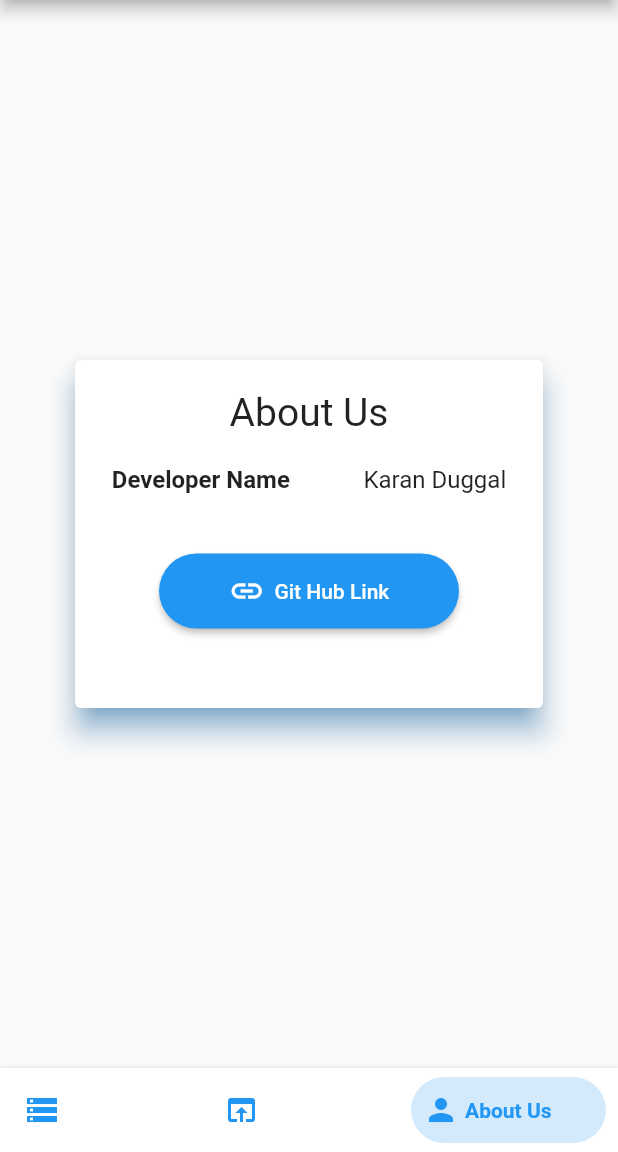
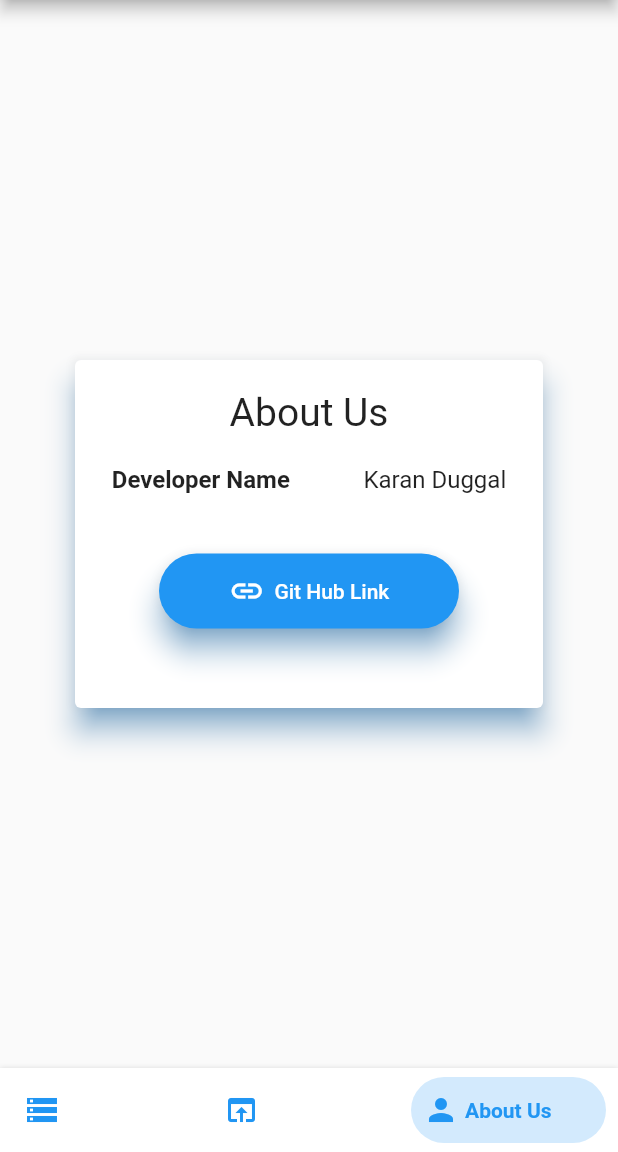
Before and after one commit to KaranDuggal/PDF-Viewer, a Flutter app: the screen it shows after launch, item 3 of the bottom bar chosen, on a phone screen of 412 x 824 dp, the part 84-1236 px from its top. Run offline on Flutter 3.47's test engine with Material 2 defaults, Android fonts, the phone set to English and light mode, and no system bars; drawn by our look-alikes of bottom_navy_bar; our stand-ins replace cool_alert, dio, file_picker, flutter_spinkit; missing offline and left inert: syncfusion_flutter_pdfviewer.

Commit message:
about us button elevation

```diff
--- a/lib/src/screens/about_us_screen.dart
+++ b/lib/src/screens/about_us_screen.dart
@@ -30,6 +30,8 @@
               style: ElevatedButton.styleFrom(
                 shape: const StadiumBorder(),
                 minimumSize: const Size(200, 50),
+                elevation: 8,
+                shadowColor: Colors.blue,
               ),
               onPressed: ()async {
               },
```
